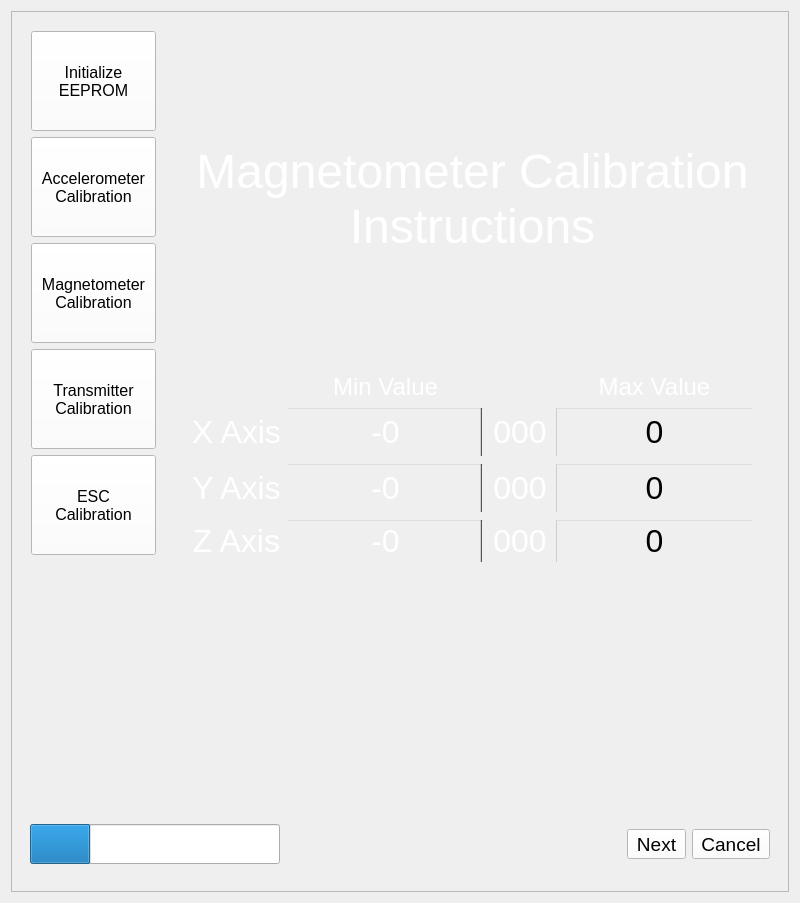
AeroQuad/AeroQuadCommunicator, file AeroQuadCommunicator/panel/calibration/panel_calibrate.ui: the form before one commit.
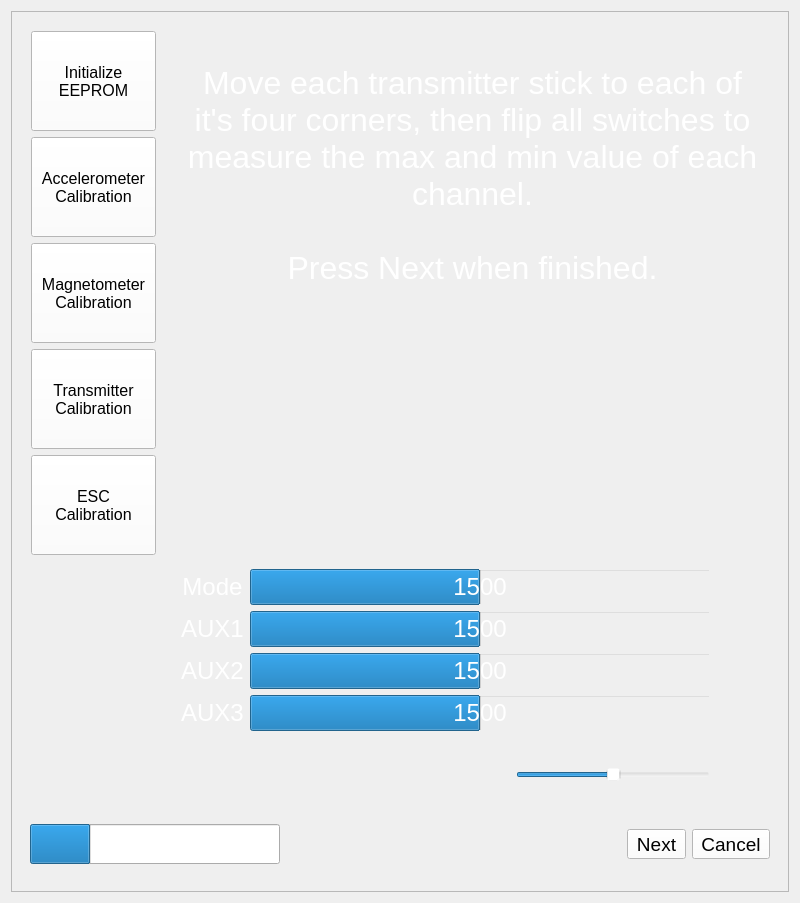
The form after the commit. Icons and pictures are not drawn.

Commit message: adding widgets for transmitter cal

Diff of the .ui file:
```diff
--- a/AeroQuadCommunicator/panel/calibration/panel_calibrate.ui
+++ b/AeroQuadCommunicator/panel/calibration/panel_calibrate.ui
@@ -388,7 +388,7 @@
          <string notr="true">background-color: rgba(255, 255, 255, 0);</string>
         </property>
         <property name="currentIndex">
-         <number>2</number>
+         <number>3</number>
         </property>
         <widget class="QWidget" name="calDisplay">
          <property name="styleSheet">
@@ -846,6 +846,479 @@
           </item>
          </layout>
         </widget>
+        <widget class="QWidget" name="xmit">
+         <layout class="QGridLayout" name="gridLayout_8">
+          <item row="8" column="0">
+           <widget class="QLabel" name="ch8Label">
+            <property name="font">
+             <font>
+              <pointsize>18</pointsize>
+             </font>
+            </property>
+            <property name="styleSheet">
+             <string notr="true">color:white;</string>
+            </property>
+            <property name="text">
+             <string>AUX3</string>
+            </property>
+            <property name="alignment">
+             <set>Qt::AlignCenter</set>
+            </property>
+           </widget>
+          </item>
+          <item row="7" column="1" colspan="4">
+           <widget class="QProgressBar" name="ch7Value">
+            <property name="font">
+             <font>
+              <pointsize>18</pointsize>
+             </font>
+            </property>
+            <property name="styleSheet">
+             <string notr="true">color: white;</string>
+            </property>
+            <property name="minimum">
+             <number>950</number>
+            </property>
+            <property name="maximum">
+             <number>2050</number>
+            </property>
+            <property name="value">
+             <number>1500</number>
+            </property>
+            <property name="alignment">
+             <set>Qt::AlignCenter</set>
+            </property>
+            <property name="format">
+             <string>%v</string>
+            </property>
+           </widget>
+          </item>
+          <item row="3" column="1">
+           <widget class="QGraphicsView" name="leftStick">
+            <property name="sizePolicy">
+             <sizepolicy hsizetype="Fixed" vsizetype="Fixed">
+              <horstretch>0</horstretch>
+              <verstretch>0</verstretch>
+             </sizepolicy>
+            </property>
+            <property name="minimumSize">
+             <size>
+              <width>200</width>
+              <height>200</height>
+             </size>
+            </property>
+            <property name="maximumSize">
+             <size>
+              <width>200</width>
+              <height>200</height>
+             </size>
+            </property>
+            <property name="verticalScrollBarPolicy">
+             <enum>Qt::ScrollBarAlwaysOff</enum>
+            </property>
+            <property name="horizontalScrollBarPolicy">
+             <enum>Qt::ScrollBarAlwaysOff</enum>
+            </property>
+           </widget>
+          </item>
+          <item row="5" column="1" colspan="4">
+           <widget class="QProgressBar" name="ch5Value">
+            <property name="font">
+             <font>
+              <pointsize>18</pointsize>
+             </font>
+            </property>
+            <property name="styleSheet">
+             <string notr="true">color: white;</string>
+            </property>
+            <property name="minimum">
+             <number>950</number>
+            </property>
+            <property name="maximum">
+             <number>2050</number>
+            </property>
+            <property name="value">
+             <number>1500</number>
+            </property>
+            <property name="alignment">
+             <set>Qt::AlignCenter</set>
+            </property>
+            <property name="format">
+             <string>%v</string>
+            </property>
+           </widget>
+          </item>
+          <item row="3" column="3" colspan="2">
+           <widget class="QGraphicsView" name="rightStick">
+            <property name="sizePolicy">
+             <sizepolicy hsizetype="Fixed" vsizetype="Fixed">
+              <horstretch>0</horstretch>
+              <verstretch>0</verstretch>
+             </sizepolicy>
+            </property>
+            <property name="minimumSize">
+             <size>
+              <width>200</width>
+              <height>200</height>
+             </size>
+            </property>
+            <property name="maximumSize">
+             <size>
+              <width>200</width>
+              <height>200</height>
+             </size>
+            </property>
+            <property name="verticalScrollBarPolicy">
+             <enum>Qt::ScrollBarAlwaysOff</enum>
+            </property>
+            <property name="horizontalScrollBarPolicy">
+             <enum>Qt::ScrollBarAlwaysOff</enum>
+            </property>
+           </widget>
+          </item>
+          <item row="2" column="1">
+           <spacer name="verticalSpacer_9">
+            <property name="orientation">
+             <enum>Qt::Vertical</enum>
+            </property>
+            <property name="sizeHint" stdset="0">
+             <size>
+              <width>20</width>
+              <height>40</height>
+             </size>
+            </property>
+           </spacer>
+          </item>
+          <item row="5" column="0">
+           <widget class="QLabel" name="ch5Label">
+            <property name="font">
+             <font>
+              <pointsize>18</pointsize>
+             </font>
+            </property>
+            <property name="styleSheet">
+             <string notr="true">color:white;</string>
+            </property>
+            <property name="text">
+             <string>Mode</string>
+            </property>
+            <property name="alignment">
+             <set>Qt::AlignCenter</set>
+            </property>
+           </widget>
+          </item>
+          <item row="7" column="0">
+           <widget class="QLabel" name="ch7Label">
+            <property name="font">
+             <font>
+              <pointsize>18</pointsize>
+             </font>
+            </property>
+            <property name="styleSheet">
+             <string notr="true">color:white;</string>
+            </property>
+            <property name="text">
+             <string>AUX2</string>
+            </property>
+            <property name="alignment">
+             <set>Qt::AlignCenter</set>
+            </property>
+           </widget>
+          </item>
+          <item row="1" column="0" colspan="6">
+           <widget class="QLabel" name="xmitInstructions">
+            <property name="font">
+             <font>
+              <pointsize>24</pointsize>
+             </font>
+            </property>
+            <property name="styleSheet">
+             <string notr="true">color:white;</string>
+            </property>
+            <property name="text">
+             <string>Move each transmitter stick to each of it's four corners, then flip all switches to measure the max and min value of each channel.
+
+Press Next when finished.</string>
+            </property>
+            <property name="alignment">
+             <set>Qt::AlignCenter</set>
+            </property>
+            <property name="wordWrap">
+             <bool>true</bool>
+            </property>
+           </widget>
+          </item>
+          <item row="8" column="1" colspan="4">
+           <widget class="QProgressBar" name="ch8Value">
+            <property name="font">
+             <font>
+              <pointsize>18</pointsize>
+             </font>
+            </property>
+            <property name="styleSheet">
+             <string notr="true">color: white;</string>
+            </property>
+            <property name="minimum">
+             <number>950</number>
+            </property>
+            <property name="maximum">
+             <number>2050</number>
+            </property>
+            <property name="value">
+             <number>1500</number>
+            </property>
+            <property name="alignment">
+             <set>Qt::AlignCenter</set>
+            </property>
+            <property name="format">
+             <string>%v</string>
+            </property>
+           </widget>
+          </item>
+          <item row="6" column="1" colspan="4">
+           <widget class="QProgressBar" name="ch6Value">
+            <property name="font">
+             <font>
+              <pointsize>18</pointsize>
+             </font>
+            </property>
+            <property name="styleSheet">
+             <string notr="true">color: white;</string>
+            </property>
+            <property name="minimum">
+             <number>950</number>
+            </property>
+            <property name="maximum">
+             <number>2050</number>
+            </property>
+            <property name="value">
+             <number>1500</number>
+            </property>
+            <property name="alignment">
+             <set>Qt::AlignCenter</set>
+            </property>
+            <property name="format">
+             <string>%v</string>
+            </property>
+           </widget>
+          </item>
+          <item row="6" column="0">
+           <widget class="QLabel" name="ch6Label">
+            <property name="font">
+             <font>
+              <pointsize>18</pointsize>
+             </font>
+            </property>
+            <property name="styleSheet">
+             <string notr="true">color:white;</string>
+            </property>
+            <property name="text">
+             <string>AUX1</string>
+            </property>
+            <property name="alignment">
+             <set>Qt::AlignCenter</set>
+            </property>
+           </widget>
+          </item>
+          <item row="0" column="2">
+           <spacer name="verticalSpacer_6">
+            <property name="orientation">
+             <enum>Qt::Vertical</enum>
+            </property>
+            <property name="sizeHint" stdset="0">
+             <size>
+              <width>20</width>
+              <height>40</height>
+             </size>
+            </property>
+           </spacer>
+          </item>
+          <item row="4" column="1">
+           <spacer name="verticalSpacer_8">
+            <property name="orientation">
+             <enum>Qt::Vertical</enum>
+            </property>
+            <property name="sizeHint" stdset="0">
+             <size>
+              <width>20</width>
+              <height>40</height>
+             </size>
+            </property>
+           </spacer>
+          </item>
+          <item row="10" column="1">
+           <spacer name="verticalSpacer_7">
+            <property name="orientation">
+             <enum>Qt::Vertical</enum>
+            </property>
+            <property name="sizeHint" stdset="0">
+             <size>
+              <width>20</width>
+              <height>40</height>
+             </size>
+            </property>
+           </spacer>
+          </item>
+          <item row="9" column="1">
+           <spacer name="horizontalSpacer_2">
+            <property name="orientation">
+             <enum>Qt::Horizontal</enum>
+            </property>
+            <property name="sizeHint" stdset="0">
+             <size>
+              <width>40</width>
+              <height>20</height>
+             </size>
+            </property>
+           </spacer>
+          </item>
+          <item row="9" column="2">
+           <spacer name="horizontalSpacer_3">
+            <property name="orientation">
+             <enum>Qt::Horizontal</enum>
+            </property>
+            <property name="sizeHint" stdset="0">
+             <size>
+              <width>40</width>
+              <height>20</height>
+             </size>
+            </property>
+           </spacer>
+          </item>
+          <item row="9" column="0">
+           <spacer name="horizontalSpacer_4">
+            <property name="orientation">
+             <enum>Qt::Horizontal</enum>
+            </property>
+            <property name="sizeHint" stdset="0">
+             <size>
+              <width>40</width>
+              <height>20</height>
+             </size>
+            </property>
+           </spacer>
+          </item>
+          <item row="9" column="4">
+           <spacer name="horizontalSpacer_5">
+            <property name="orientation">
+             <enum>Qt::Horizontal</enum>
+            </property>
+            <property name="sizeHint" stdset="0">
+             <size>
+              <width>40</width>
+              <height>20</height>
+             </size>
+            </property>
+           </spacer>
+          </item>
+          <item row="3" column="5">
+           <spacer name="horizontalSpacer_6">
+            <property name="orientation">
+             <enum>Qt::Horizontal</enum>
+            </property>
+            <property name="sizeHint" stdset="0">
+             <size>
+              <width>40</width>
+              <height>20</height>
+             </size>
+            </property>
+           </spacer>
+          </item>
+          <item row="9" column="5">
+           <spacer name="horizontalSpacer_7">
+            <property name="orientation">
+             <enum>Qt::Horizontal</enum>
+            </property>
+            <property name="sizeHint" stdset="0">
+             <size>
+              <width>40</width>
+              <height>20</height>
+             </size>
+            </property>
+           </spacer>
+          </item>
+          <item row="10" column="4">
+           <widget class="QSlider" name="horizontalSlider">
+            <property name="minimum">
+             <number>1000</number>
+            </property>
+            <property name="maximum">
+             <number>2000</number>
+            </property>
+            <property name="singleStep">
+             <number>10</number>
+            </property>
+            <property name="value">
+             <number>1500</number>
+            </property>
+            <property name="orientation">
+             <enum>Qt::Horizontal</enum>
+            </property>
+           </widget>
+          </item>
+         </layout>
+        </widget>
+        <widget class="QWidget" name="ESC">
+         <layout class="QGridLayout" name="gridLayout_9">
+          <item row="1" column="0">
+           <widget class="QLabel" name="escInstructions">
+            <property name="font">
+             <font>
+              <pointsize>36</pointsize>
+             </font>
+            </property>
+            <property name="styleSheet">
+             <string notr="true">color:white;</string>
+            </property>
+            <property name="text">
+             <string>ESC Calibration</string>
+            </property>
+            <property name="alignment">
+             <set>Qt::AlignCenter</set>
+            </property>
+           </widget>
+          </item>
+          <item row="0" column="0">
+           <spacer name="verticalSpacer_10">
+            <property name="orientation">
+             <enum>Qt::Vertical</enum>
+            </property>
+            <property name="sizeHint" stdset="0">
+             <size>
+              <width>20</width>
+              <height>225</height>
+             </size>
+            </property>
+           </spacer>
+          </item>
+          <item row="3" column="0">
+           <spacer name="verticalSpacer_11">
+            <property name="orientation">
+             <enum>Qt::Vertical</enum>
+            </property>
+            <property name="sizeHint" stdset="0">
+             <size>
+              <width>20</width>
+              <height>225</height>
+             </size>
+            </property>
+           </spacer>
+          </item>
+          <item row="2" column="0">
+           <spacer name="verticalSpacer_12">
+            <property name="orientation">
+             <enum>Qt::Vertical</enum>
+            </property>
+            <property name="sizeHint" stdset="0">
+             <size>
+              <width>20</width>
+              <height>40</height>
+             </size>
+            </property>
+           </spacer>
+          </item>
+         </layout>
+        </widget>
        </widget>
       </item>
      </layout>
```
Left out of the diff: 418 changed lines with no effect on the pictures. The commit also changes 4 other files.
